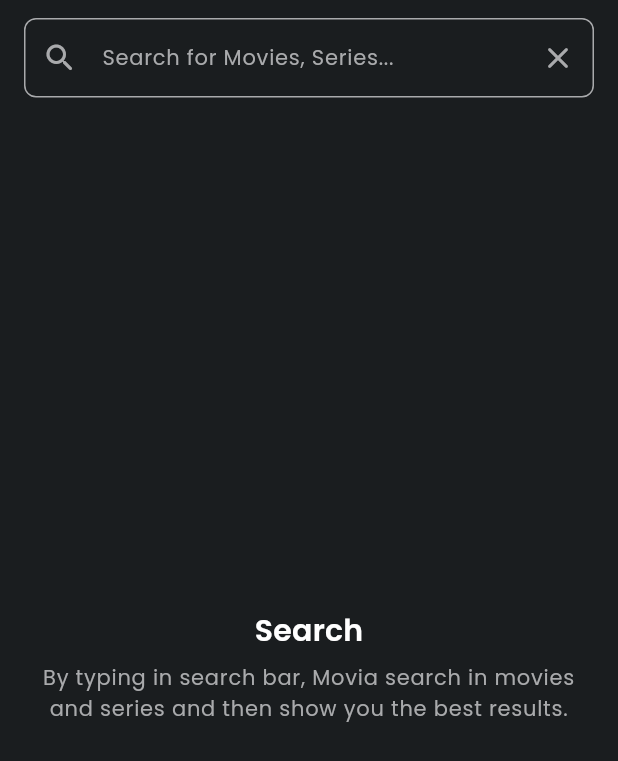
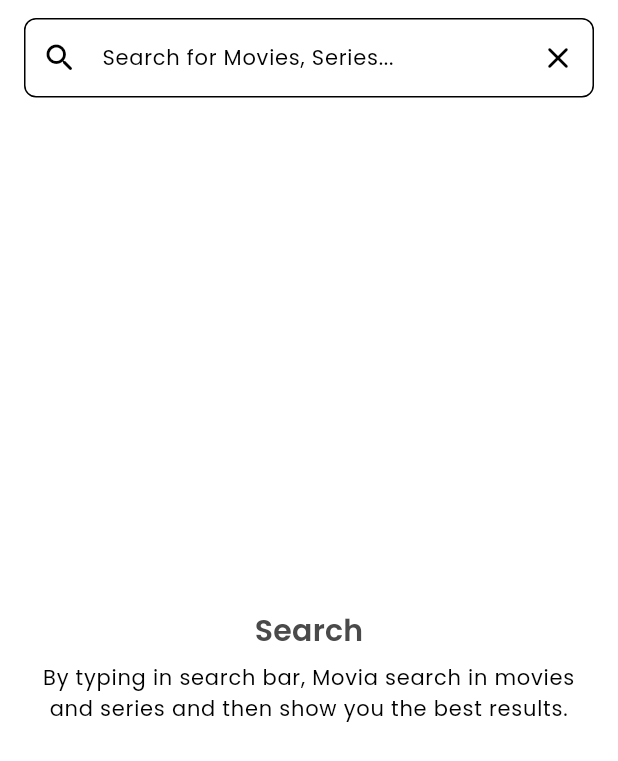
Before and after one commit to m7md015sh/moviesApp, a Flutter app: the SearchWidget screen opened directly, on a phone screen of 412 x 824 dp. Shown: the top 761 px of the screen. Run offline on Flutter 3.47's test engine with Material 3 defaults, Android fonts, the phone set to English and light mode, and no system bars; our stand-ins replace cached_network_image, carousel_slider, dartz, dio, equatable, flutter_bloc and 8 more; accounts and stored records are empty; network calls fail.

Commit message:
update bild.gradle and change app theme is lite

```diff
--- a/lib/core/resources/app_colors.dart
+++ b/lib/core/resources/app_colors.dart
@@ -1,18 +1,18 @@
 import 'package:flutter/material.dart';
 
 class AppColors {
-  static const primary = Color(0xffef233c);
-  static const secondary = Color(0xff272b30);
-  static const primaryBackground = Color(0xff1a1d1f);
-  static const secondaryBackground = Color(0xff272b30);
-  static const primaryText = Color(0xffa9aaac);
-  static const secondaryText = Colors.white;
-  static const primaryBtnText = Colors.white;
-  static const error = Colors.red;
-  static const black = Colors.black;
-  static const inactiveColor = Color(0x26ffffff);
-  static const transparent = Colors.transparent;
-  static const ratingIconColor = Color(0xffffbe21);
-  static const circleDotColor = Color(0x33ffffff);
-  static const iconContainerColor = Color(0xB2272830);
+  static const primary = Color(0xffb00020); // Purple for primary color
+  static const secondary = Color(0xff6200ea); // Teal for secondary color
+  static const primaryBackground = Color(0xffffffff); // White for primary background
+  static const secondaryBackground = Color(0xffe8eaf6); // Light indigo for secondary background
+  static const primaryText = Color(0xff000000); // Black for primary text
+  static const secondaryText = Color(0xff4a4a4a); // Dark gray for secondary text
+  static const primaryBtnText = Color(0xffffffff); // White for button text
+  static const error = Color(0xff03dac6); // Dark red for errors
+  static const black = Color(0xff000000); // Standard black
+  static const inactiveColor = Color(0x40808080); // Semi-transparent gray
+  static const transparent = Colors.transparent; // Transparent color
+  static const ratingIconColor = Color(0xffffc400); // Amber for rating icons
+  static const circleDotColor = Color(0x406200ea); // Semi-transparent purple
+  static const iconContainerColor = Color(0x80e8eaf6); // Semi-transparent light indigo
 }
--- a/lib/movies/domain/usecases/get_movie_details_usecase.dart
+++ b/lib/movies/domain/usecases/get_movie_details_usecase.dart
@@ -5,7 +5,7 @@ import 'package:movies_app/core/domain/usecase/base_use_case.dart';
 import 'package:movies_app/movies/domain/repository/movies_repository.dart';
 
 class GetMoviesDetailsUseCase extends BaseUseCase<MediaDetails, int> {
-  final MoviesRepository _baseMoviesRespository;
+  final MoviesRepository  _baseMoviesRespository;
 
   GetMoviesDetailsUseCase(this._baseMoviesRespository);
 
--- a/pubspec.yaml
+++ b/pubspec.yaml
@@ -36,7 +36,7 @@ dependencies:
   # Use with the CupertinoIcons class for iOS style icons.
   cupertino_icons: ^1.0.6
   cached_network_image: ^3.2.3
-  carousel_slider: ^4.2.1
+  carousel_slider: ^5.0.0
   dartz: ^0.10.1
   dio: ^4.0.6
   equatable: ^2.0.5
```
Also changed, not shown: pubspec.lock, 3 other files.
